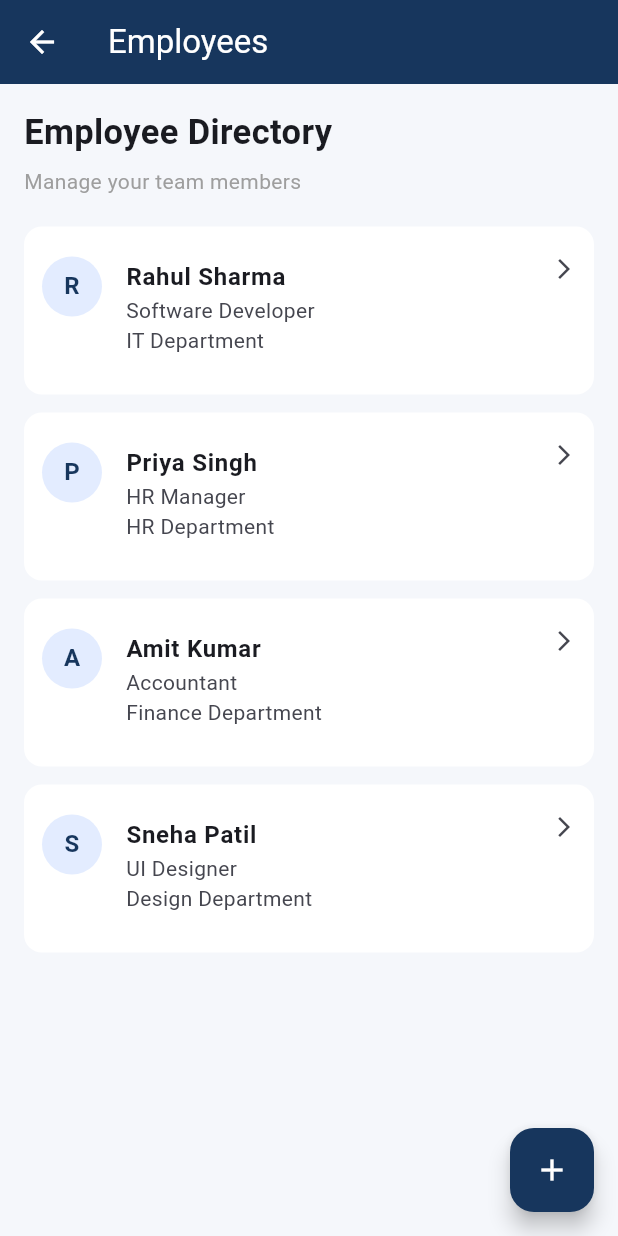
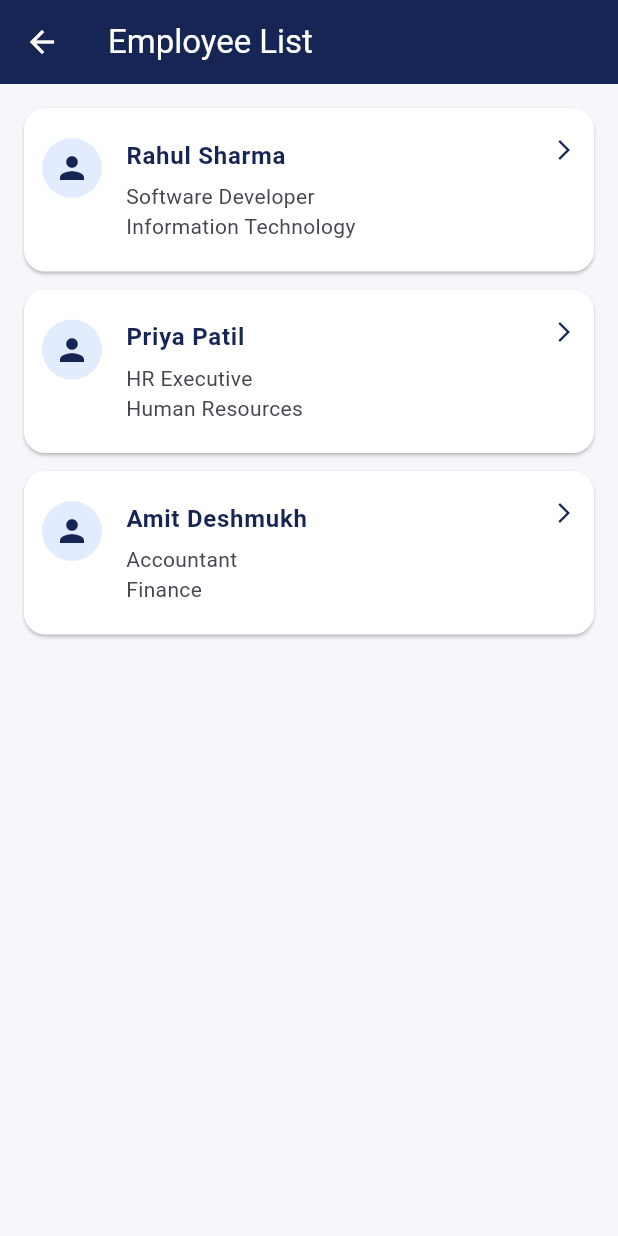
Before and after one commit to DhanshreePabal11/employee-management-system, a Flutter app: the EmployeeListScreen screen opened directly, on a phone screen of 412 x 824 dp. Run offline on Flutter 3.47's test engine with Material 3 defaults, Android fonts, the phone set to English and light mode, and no system bars.

Commit message:
updated a employee details

```diff
--- a/lib/view/employee_list_screen.dart
+++ b/lib/view/employee_list_screen.dart
@@ -1,98 +1,119 @@
+
 import 'package:flutter/material.dart';
+import 'employee_details_screen.dart';
+class EmployeeListScreen extends StatelessWidget {
+  EmployeeListScreen({super.key});
 
-class EmployeeListScreen extends StatelessWidget {
-  const EmployeeListScreen({super.key});
+  final List<Map<String, String>> employees = [
+    {
+      'id': 'EMP001',
+      'name': 'Rahul Sharma',
+      'designation': 'Software Developer',
+      'email': 'rahul@example.com',
+      'phone': '9876543210',
+      'department': 'Information Technology',
+      'salary': '35000',
+    },
+    {
+      'id': 'EMP002',
+      'name': 'Priya Patil',
+      'designation': 'HR Executive',
+      'email': 'priya@example.com',
+      'phone': '9876543211',
+      'department': 'Human Resources',
+      'salary': '30000',
+    },
+    {
+      'id': 'EMP003',
+      'name': 'Amit Deshmukh',
+      'designation': 'Accountant',
+      'email': 'amit@example.com',
+      'phone': '9876543212',
+      'department': 'Finance',
+      'salary': '32000',
+    },
+  ];
 
   @override
   Widget build(BuildContext context) {
-    final employees = [
-      ['Rahul Sharma', 'Software Developer', 'IT'],
-      ['Priya Singh', 'HR Manager', 'HR'],
-      ['Amit Kumar', 'Accountant', 'Finance'],
-      ['Sneha Patil', 'UI Designer', 'Design'],
-    ];
+    const primaryColor = Color(0xFF172554);
 
     return Scaffold(
       backgroundColor: const Color(0xFFF5F7FB),
+
       appBar: AppBar(
-        title: const Text('Employees'),
-        backgroundColor: const Color(0xFF17365D),
+        title: const Text('Employee List'),
+        backgroundColor: primaryColor,
         foregroundColor: Colors.white,
       ),
 
-      body: Padding(
+      body: ListView.builder(
         padding: const EdgeInsets.all(16),
-        child: Column(
-          crossAxisAlignment: CrossAxisAlignment.start,
-          children: [
-            const Text(
-              'Employee Directory',
-              style: TextStyle(fontSize: 23, fontWeight: FontWeight.bold),
-            ),
-
-
-            const SizedBox(height: 6),
-
-
-            const Text(
-              'Manage your team members',
-              style: TextStyle(color: Colors.grey),
-            ),
-            const SizedBox(height: 20),
-
-            Expanded(
-              child: ListView.builder(
         itemCount: employees.length,
         itemBuilder: (context, index) {
           final employee = employees[index];
 
           return Card(
             color: Colors.white,
-                    elevation: 0,
             margin: const EdgeInsets.only(bottom: 12),
+            elevation: 1,
+            shape: RoundedRectangleBorder(
+              borderRadius: BorderRadius.circular(14),
+            ),
             child: ListTile(
               contentPadding: const EdgeInsets.all(12),
-                      leading: CircleAvatar(
-                        backgroundColor: const Color(0xFFE3ECFF),
-                        child: Text(
-                          employee[0][0],
-                          style: const TextStyle(
-                            color: Color(0xFF17365D),
-                            fontWeight: FontWeight.bold,
+
+              leading: const CircleAvatar(
+                backgroundColor: Color(0xFFE3ECFF),
+                child: Icon(
+                  Icons.person,
+                  color: primaryColor,
                 ),
-
-                        ),
-
               ),
 
               title: Text(
-                        employee[0],
-                        style: const TextStyle(fontWeight: FontWeight.bold),
+                employee['name']!,
+                style: const TextStyle(
+                  fontWeight: FontWeight.bold,
+                  color: primaryColor,
+                ),
               ),
 
-                      subtitle: Text(
-                        '${employee[1]}\n${employee[2]} Department',
+              subtitle: Padding(
+                padding: const EdgeInsets.only(top: 5),
+                child: Text(
+                  '${employee['designation']}\n'
+                  '${employee['department']}',
+                ),
               ),
 
               isThreeLine: true,
-                      trailing: const Icon(Icons.arrow_forward_ios, size: 16),
+
+              trailing: const Icon(
+                Icons.arrow_forward_ios,
+                size: 16,
+                color: primaryColor,
               ),
 
+              onTap: () {
+                Navigator.push(
+                  context,
+                  MaterialPageRoute(
+                    builder: (context) => EmployeeDetailScreen(
+                      name: employee['name']!,
+                      email: employee['email']!,
+                      phone: employee['phone']!,
+                      department: employee['department']!,
+                      salary: employee['salary']!,
+                      employeeId: employee['id']!,
+                      designation: employee['designation']!,
+                    ),
+                  ),
                 );
-
               },
             ),
-
-            ),
-
-          ],
-        ),
-      ),
-      floatingActionButton: FloatingActionButton(
-        onPressed: () {},
-        backgroundColor: const Color(0xFF17365D),
-        foregroundColor: Colors.white,
-        child: const Icon(Icons.add),
+          );
+        },
       ),
     );
   }
```
Also changed, not shown: lib/view/employee_details_screen.dart (+35 -20 lines). Lines whose indentation alone changed are shown as unchanged.
